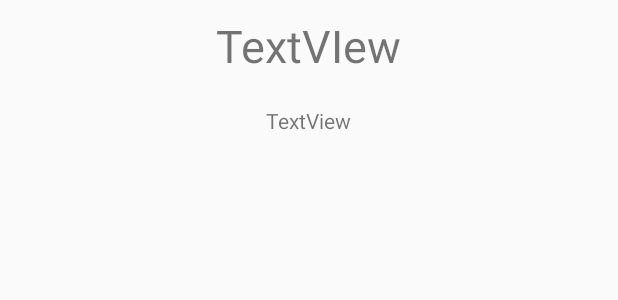
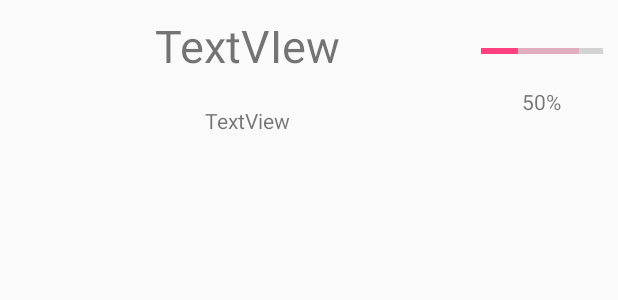
Before and after one commit to xingyuz233/MrCharacter, an Android app: the layout font_entry_processing.xml on its own in the app's theme, with its tools: preview values and no code run, on a phone screen of 412 x 824 dp. Shown: the top 300 px of the screen. Run offline under Robolectric (Android 15) with nearby library versions, the phone set to English and light mode, and no system bars.

Commit message:
add layout

```diff
--- a/app/src/main/res/layout/font_entry_processing.xml
+++ b/app/src/main/res/layout/font_entry_processing.xml
@@ -37,6 +37,28 @@
 
 
     </LinearLayout>
+    <LinearLayout
+        android:layout_width="wrap_content"
+        android:layout_height="match_parent"
+        android:layout_weight="1"
+        android:layout_gravity="center"
+        android:orientation="vertical">
+        <ProgressBar
+            android:layout_width="match_parent"
+            android:layout_height="wrap_content"
+            android:layout_weight="1"
+            style="?android:attr/progressBarStyleHorizontal"
+            android:max="100"
+            android:progress="30"
+            android:secondaryProgress="80"
+            android:indeterminate="false" />
+        <TextView
+            android:layout_width="wrap_content"
+            android:layout_height="wrap_content"
+            android:layout_weight="1"
+            android:layout_gravity="center"
+            android:text="50%"/>
+    </LinearLayout>
 
 
 
```
Also changed, not shown: app/src/main/java/com/example/xyzhang/testapp/Font.java (+9 -0 lines), app/src/main/java/com/example/xyzhang/testapp/StatusFragment.java (+11 -11 lines), app/src/main/res/layout/font_entry_finished.xml (+20 -0 lines), 1 other file.
